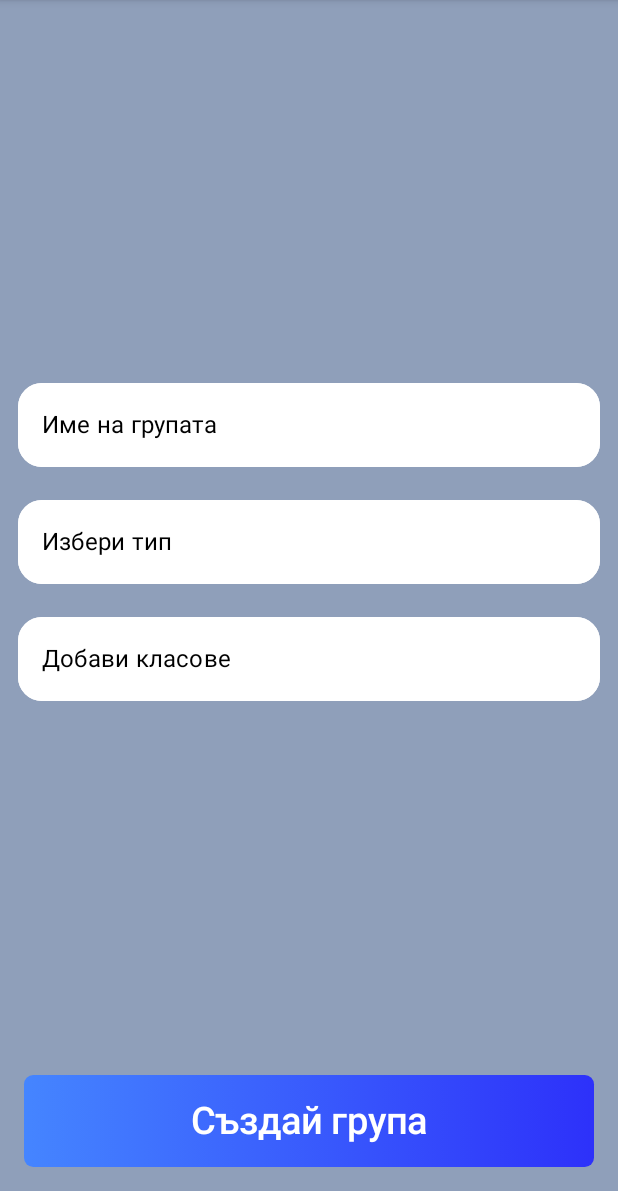
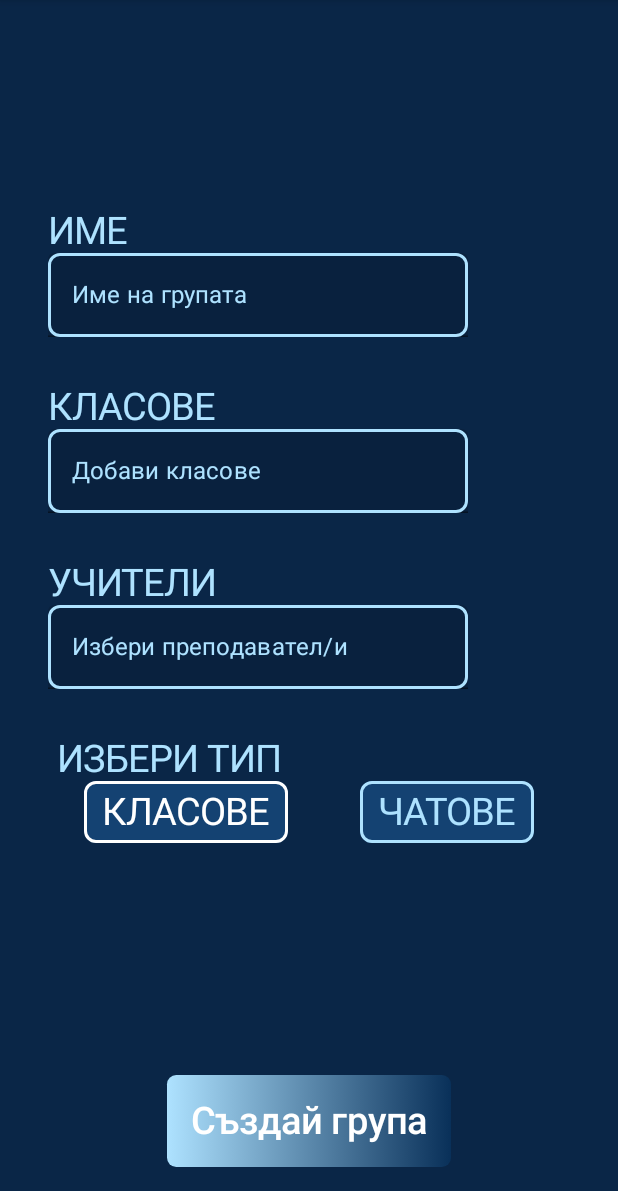
Before and after one commit to tuesplace/android-tuesplace, an Android app built with Jetpack Compose: the CreateGroupScreen screen opened through its navigation route, on a phone screen of 412 x 824 dp, the part 45-1236 px from its top. Run offline under Robolectric (Android 15) with nearby library versions, the phone set to English and light mode, and no system bars; our stand-ins replace constraintlayout-compose; network calls fail; pictures from the network do not load.

Commit message:
add group (admin) ui

```diff
--- a/app/src/main/java/com/mobile/tuesplace/ui/UiFunctions.kt
+++ b/app/src/main/java/com/mobile/tuesplace/ui/UiFunctions.kt
@@ -8,10 +8,12 @@ import androidx.compose.runtime.Composable
 import androidx.compose.ui.Alignment
 import androidx.compose.ui.Alignment.Companion.BottomCenter
 import androidx.compose.ui.Alignment.Companion.Center
+import androidx.compose.ui.Alignment.Companion.Start
 import androidx.compose.ui.Modifier
 import androidx.compose.ui.draw.clip
 import androidx.compose.ui.graphics.Brush
 import androidx.compose.ui.graphics.Color
+import androidx.compose.ui.graphics.Color.Companion.Transparent
 import androidx.compose.ui.graphics.Color.Companion.White
 import androidx.compose.ui.graphics.painter.Painter
 import androidx.compose.ui.layout.ContentScale
@@ -31,7 +33,7 @@ import com.mobile.tuesplace.data.ProfileData
 import com.mobile.tuesplace.ui.theme.BabyBlue
 
 @Composable
-fun TextField(
+fun TextFieldFunction(
     value: String,
     onValueChange: (String) -> Unit,
     placeholder: String,
@@ -53,8 +55,8 @@ fun TextField(
         placeholder = { Text(placeholder) },
         colors = TextFieldDefaults.outlinedTextFieldColors(
             backgroundColor = White,
-            focusedBorderColor = Color.Transparent,
-            unfocusedBorderColor = Color.Transparent,
+            focusedBorderColor = Transparent,
+            unfocusedBorderColor = Transparent,
             textColor = Color.Black,
             placeholderColor = Color.Black,
         )
@@ -70,10 +72,9 @@ fun GradientBorderButtonRound(
     onClick: () -> Unit,
     buttonPadding: PaddingValues?,
 ) {
-    val currentModifier = modifier ?: Modifier
+    val currentModifier = modifier ?: Modifier.fillMaxWidth()
     Box(
         modifier = currentModifier
-            .fillMaxWidth()
             .padding(buttonPadding ?: PaddingValues(start = 12.dp, end = 12.dp))
             .background(
                 brush = Brush.horizontalGradient(colors = colors ?: listOf(
@@ -406,11 +407,11 @@ fun GroupChatItem(groupData: GroupResponseData, onGroupClick: (String) -> Unit)
 fun buttonChangeColorOnClick(
     text: String,
     colorState: Boolean,
-    setColor: (Boolean) -> Unit
-){
-    val color: Color = if (colorState){
+    setColor: (Boolean) -> Unit,
+) {
+    val color: Color = if (colorState) {
         colorResource(id = R.color.baby_blue)
-    }else{
+    } else {
         colorResource(id = R.color.white)
     }
     Box(
@@ -419,9 +420,47 @@ fun buttonChangeColorOnClick(
             .border(2.dp, color, RoundedCornerShape(8.dp))
             .clickable { setColor(colorState) }
             .padding(6.dp)
-            .padding(start=6.dp, end=6.dp)
-    ){
+            .padding(start = 6.dp, end = 6.dp)
+    ) {
         Text(text = text.uppercase(), color = color, fontSize = 25.sp)
+    }
+}
+
+@Composable
+fun TextFieldWithTitle(
+    title: String,
+    placeholder: String,
+    value: String,
+    onValueChange: (String) -> Unit,
+    enabled: Boolean?,
+    isError: Boolean?,
+) {
+    Column(
+        modifier = Modifier
+            .padding(16.dp)
+            .fillMaxWidth()
+            .background(colorResource(id = R.color.dark_blue)),
+        horizontalAlignment = Start
+    ) {
+        Text(
+            text = title.uppercase(),
+            fontSize = 25.sp,
+            color = colorResource(id = R.color.baby_blue)
+        )
+
+        TextField(
+            value = value,
+            onValueChange = { onValueChange(it) },
+            enabled = enabled ?: true,
+            isError = isError ?: false,
+            placeholder = {
+                Text(text = placeholder,
+                    color = colorResource(id = R.color.baby_blue))
+            },
+            modifier = Modifier
+                .background(colorResource(id = R.color.dark_blue))
+                .border(2.dp, colorResource(id = R.color.baby_blue), RoundedCornerShape(8.dp))
+        )
     }
 }
 
--- a/app/src/main/java/com/mobile/tuesplace/ui/groups/AllGroupsScreen.kt
+++ b/app/src/main/java/com/mobile/tuesplace/ui/groups/AllGroupsScreen.kt
@@ -45,7 +45,7 @@ fun AllGroupsScreen(
                 )
             }else{
                 AllGroupsUi(
-                    groups = allGroupsUiState.groups.filter { group ->  group.type == "class" },
+                    groups = allGroupsUiState.groups.filter { group ->  group.type == "subject" },
                     onGroupClick = onGroupClick,
                     onAddClick = onAddClick,
                     groupsType = false,
--- a/app/src/main/java/com/mobile/tuesplace/ui/groups/CreateGroupScreen.kt
+++ b/app/src/main/java/com/mobile/tuesplace/ui/groups/CreateGroupScreen.kt
@@ -2,74 +2,119 @@ package com.mobile.tuesplace.ui.groups
 
 import androidx.compose.foundation.background
 import androidx.compose.foundation.layout.*
+import androidx.compose.material.Text
 import androidx.compose.runtime.Composable
+import androidx.compose.ui.Alignment
 import androidx.compose.ui.Modifier
+import androidx.compose.ui.graphics.Color
 import androidx.compose.ui.res.colorResource
 import androidx.compose.ui.res.stringResource
 import androidx.compose.ui.tooling.preview.Preview
 import androidx.compose.ui.unit.dp
+import androidx.compose.ui.unit.sp
 import androidx.constraintlayout.compose.ConstraintLayout
 import com.mobile.tuesplace.R
 import com.mobile.tuesplace.ui.GradientBorderButtonRound
-import com.mobile.tuesplace.ui.TextField
+import com.mobile.tuesplace.ui.TextFieldWithTitle
+import com.mobile.tuesplace.ui.buttonChangeColorOnClick
 
 @Composable
 fun CreateGroupScreen(
     groupName: String,
     setGroupName: (String) -> Unit,
-    groupType: String,
-    setGroupType: (String) -> Unit,
     classes: String,
     setClasses: (String) -> Unit,
-    onCreateGroupClick: () -> Unit
+    onCreateGroupClick: () -> Unit,
+    teacher: String,
+    setTeacher: (String) -> Unit,
+    groupsType: Boolean,
+    setGroupsType: (Boolean) -> Unit
 ) {
     ConstraintLayout(modifier = Modifier
         .fillMaxSize()
-        .background(colorResource(id = R.color.gray))
+        .background(colorResource(id = R.color.dark_blue))
     ) {
         val (btn, fields) = createRefs()
         Column(modifier = Modifier
+            .padding(16.dp)
             .fillMaxWidth()
             .constrainAs(fields) {
                 top.linkTo(parent.top)
                 bottom.linkTo(btn.top)
-            }) {
-            TextField(
+            },
+            verticalArrangement = Arrangement.Center) {
+
+            TextFieldWithTitle(
+                title = stringResource(id = R.string.name),
                 value = groupName,
                 onValueChange = setGroupName,
                 placeholder = stringResource(id = R.string.group_name),
-                modifier = null,
                 enabled = true,
                 isError = null
             )
-            TextField(
-                value = groupType,
-                onValueChange = setGroupType,
-                placeholder = stringResource(id =R.string.group_type),
-                modifier = null,
+
+            TextFieldWithTitle(
+                title = stringResource(id = R.string.classes),
+                value = classes,
+                onValueChange = setClasses,
+                placeholder = stringResource(id = R.string.choose_classes),
                 enabled = true,
                 isError = null
             )
-            TextField(
-                value = classes,
-                onValueChange = setClasses,
-                placeholder = stringResource(id = R.string.choose_classes),
-                modifier = null,
+
+            TextFieldWithTitle(
+                title = stringResource(id = R.string.teachers),
+                value = teacher,
+                onValueChange = setTeacher,
+                placeholder = stringResource(id = R.string.choose_teacher),
                 enabled = true,
                 isError = null
             )
+
+            Column(
+                modifier = Modifier
+                    .padding(16.dp)
+                    .fillMaxWidth()
+                    .background(Color.Transparent),
+                horizontalAlignment = Alignment.Start
+            ) {
+                Text(
+                    text = stringResource(id = R.string.group_type).uppercase(),
+                    fontSize = 25.sp,
+                    color = colorResource(id = R.color.baby_blue),
+                    modifier = Modifier.padding(start = 6.dp)
+                )
+                Row(
+                    modifier = Modifier
+                        .fillMaxWidth(),
+                    horizontalArrangement = Arrangement.SpaceAround
+                ) {
+                    buttonChangeColorOnClick(
+                        text = stringResource(id = R.string.classes),
+                        colorState = groupsType,
+                        setColor = setGroupsType
+                    )
+
+                    buttonChangeColorOnClick(
+                        text = stringResource(id = R.string.chats),
+                        colorState = !groupsType,
+                        setColor = { setGroupsType(groupsType) }
+                    )
+                }
+            }
         }
 
         GradientBorderButtonRound(
-            colors = null,
+            colors = listOf(colorResource(id = R.color.baby_blue), colorResource(id = R.color.lighter_dark_blue)),
             paddingValues = PaddingValues(16.dp),
             buttonText = stringResource(id = R.string.create_group),
             onClick = { onCreateGroupClick() },
             buttonPadding = PaddingValues(16.dp),
-            modifier = Modifier.constrainAs(btn){
-                bottom.linkTo(parent.bottom)
-                start.linkTo(parent.start)
-                end.linkTo(parent.end)
+            modifier = Modifier
+                .constrainAs(btn) {
+                    bottom.linkTo(parent.bottom)
+                    start.linkTo(parent.start)
+                    end.linkTo(parent.end)
             }
         )
     }
@@ -81,9 +126,7 @@ fun Preview() {
     CreateGroupScreen(
         groupName = "Ime",
         setGroupName = {},
-        groupType = "Messages",
-        setGroupType = {},
         classes = "12b",
         setClasses = {},
-        onCreateGroupClick = {})
+        onCreateGroupClick = {}, "", {}, false, {})
 }
--- a/app/src/main/java/com/mobile/tuesplace/ui/groups/CreateGroupViewModel.kt
+++ b/app/src/main/java/com/mobile/tuesplace/ui/groups/CreateGroupViewModel.kt
@@ -20,12 +20,12 @@ class CreateGroupViewModel(private val createGroupUseCase: CreateGroupUseCase):
         _groupName.value = nameInput
     }
 
-    private val _groupType =
+    private val _teachers =
         MutableStateFlow("")
-    val groupType: StateFlow<String> = _groupType
+    val teachers: StateFlow<String> = _teachers
 
-    fun groupType(typeInput: String) {
-        _groupType.value = typeInput
+    fun teachers(teacher: String) {
+        _teachers.value = teacher
     }
 
     private val _classes =
@@ -34,6 +34,13 @@ class CreateGroupViewModel(private val createGroupUseCase: CreateGroupUseCase):
 
     fun classes(classesInput: String) {
         _classes.value = classesInput
+    }
+
+    private val _groupsTypeStateFlow = MutableStateFlow(false)
+    val groupsTypeStateFlow: StateFlow<Boolean> = _groupsTypeStateFlow
+
+    fun groupsType(groupsType: Boolean) {
+        _groupsTypeStateFlow.value = !groupsType
     }
 
     private val _uiStateFlow = MutableStateFlow<CreateGroupUiState>(CreateGroupUiState.Empty)
--- a/app/src/main/java/com/mobile/tuesplace/ui/groups/EditGroupScreen.kt
+++ b/app/src/main/java/com/mobile/tuesplace/ui/groups/EditGroupScreen.kt
@@ -15,7 +15,7 @@ import androidx.constraintlayout.compose.ConstraintLayout
 import com.mobile.tuesplace.R
 import com.mobile.tuesplace.data.GroupData
 import com.mobile.tuesplace.ui.GradientBorderButtonRound
-import com.mobile.tuesplace.ui.TextField
+import com.mobile.tuesplace.ui.TextFieldFunction
 import com.mobile.tuesplace.ui.states.DeleteGroupUiState
 import com.mobile.tuesplace.ui.states.GetGroupUiState
 
@@ -88,7 +88,7 @@ fun EditGroupUi(
                 top.linkTo(parent.top)
                 bottom.linkTo(saveBtn.top)
             }) {
-            TextField(
+            TextFieldFunction(
                 value = groupName,
                 onValueChange = setGroupName,
                 placeholder = group.name,
@@ -96,7 +96,7 @@ fun EditGroupUi(
                 enabled = true,
                 isError = null
             )
-            TextField(
+            TextFieldFunction(
                 value = groupType,
                 onValueChange = setGroupType,
                 placeholder = group.type,
@@ -104,7 +104,7 @@ fun EditGroupUi(
                 enabled = true,
                 isError = null
             )
-            TextField(
+            TextFieldFunction(
                 value = classes,
                 onValueChange = setClasses,
                 placeholder = group.classes?.get(0)?: "",
--- a/app/src/main/java/com/mobile/tuesplace/ui/login/LoginScreen.kt
+++ b/app/src/main/java/com/mobile/tuesplace/ui/login/LoginScreen.kt
@@ -21,7 +21,7 @@ import androidx.compose.ui.tooling.preview.Preview
 import androidx.compose.ui.unit.dp
 import com.mobile.tuesplace.R
 import com.mobile.tuesplace.ui.GradientBorderButtonRound
-import com.mobile.tuesplace.ui.TextField
+import com.mobile.tuesplace.ui.TextFieldFunction
 import com.mobile.tuesplace.ui.states.SignInUiState
 
 @Composable
@@ -78,7 +78,7 @@ fun LoginScreen(
                     horizontalAlignment = Alignment.CenterHorizontally
                 ) {
                     Spacer(modifier = Modifier.height(16.dp))
-                    TextField(email, setEmail, stringResource(id = R.string.email), null, true, isError = isCorrectEmail)
+                    TextFieldFunction(email, setEmail, stringResource(id = R.string.email), null, true, isError = isCorrectEmail)
                     TextField(
                         value = password,
                         isError = isCorrectPassword,
--- a/app/src/main/java/com/mobile/tuesplace/ui/navigation/NavHost.kt
+++ b/app/src/main/java/com/mobile/tuesplace/ui/navigation/NavHost.kt
@@ -161,22 +161,25 @@ fun NavHost(navController: NavHostController) {
         composable(CREATE_GROUP_SCREEN) {
             val viewModel = getViewModel<CreateGroupViewModel>()
             val groupName by viewModel.groupName.collectAsState()
-            val groupType by viewModel.groupType.collectAsState()
+            val teachers by viewModel.teachers.collectAsState()
             val classes by viewModel.classes.collectAsState()
+            val groupType by viewModel.groupsTypeStateFlow.collectAsState()
             CreateGroupScreen(
                 groupName = groupName,
                 setGroupName = { viewModel.groupName(it) },
-                groupType = groupType,
-                setGroupType = { viewModel.groupType(it) },
                 classes = classes,
                 setClasses = { viewModel.classes(it) },
                 onCreateGroupClick = {
                     viewModel.createGroup(GroupData(
                         name = groupName,
-                        type = groupType,
+                        type = if (groupType) "chat" else "subject",
                         classes = arrayListOf(classes)
                     ))
-                }
+                },
+                teacher = teachers,
+                setTeacher = { viewModel.teachers(it) },
+                groupsType = groupType,
+                setGroupsType = { viewModel.groupsType(it) }
             )
         }
         composable(ALL_GROUPS_SCREEN) {
--- a/app/src/main/java/com/mobile/tuesplace/ui/profile/EditProfileScreen.kt
+++ b/app/src/main/java/com/mobile/tuesplace/ui/profile/EditProfileScreen.kt
@@ -17,7 +17,7 @@ import androidx.constraintlayout.compose.ConstraintLayout
 import com.mobile.tuesplace.R
 import com.mobile.tuesplace.data.ProfileData
 import com.mobile.tuesplace.ui.GradientBorderButtonRound
-import com.mobile.tuesplace.ui.TextField
+import com.mobile.tuesplace.ui.TextFieldFunction
 import com.mobile.tuesplace.ui.states.GetProfileUiState
 
 @Composable
@@ -62,7 +62,7 @@ fun EditProfileUi(profileData: ProfileData, enabled: Boolean, onSaveChanges: ()
                 top.linkTo(photo.top)
                 bottom.linkTo(editBtn.top)
             }) {
-            TextField(
+            TextFieldFunction(
                 value = "",
                 onValueChange = {},
                 placeholder = profileData.role,
@@ -71,7 +71,7 @@ fun EditProfileUi(profileData: ProfileData, enabled: Boolean, onSaveChanges: ()
                 isError = null
             )
 
-            TextField(
+            TextFieldFunction(
                 value = "",
                 onValueChange = {},
                 placeholder = profileData.fullName,
@@ -80,7 +80,7 @@ fun EditProfileUi(profileData: ProfileData, enabled: Boolean, onSaveChanges: ()
                 isError = null
             )
 
-            TextField(
+            TextFieldFunction(
                 value = "",
                 onValueChange = {},
                 placeholder = profileData.email,
--- a/app/src/main/java/com/mobile/tuesplace/ui/students/StudentScreen.kt
+++ b/app/src/main/java/com/mobile/tuesplace/ui/students/StudentScreen.kt
@@ -6,7 +6,7 @@ import androidx.compose.runtime.Composable
 import androidx.compose.ui.Modifier
 import androidx.constraintlayout.compose.ConstraintLayout
 import com.mobile.tuesplace.data.ProfileResponseData
-import com.mobile.tuesplace.ui.TextField
+import com.mobile.tuesplace.ui.TextFieldFunction
 import com.mobile.tuesplace.ui.theme.BabyBlue
 
 @Composable
@@ -25,7 +25,7 @@ fun StudentUi(
         .fillMaxSize()
         .background(BabyBlue)
     ) {
-        TextField(
+        TextFieldFunction(
             value = nameChange,
             onValueChange = { setNameChange(nameChange) },
             placeholder = profile.fullName,
--- a/app/src/main/res/values/colors.xml
+++ b/app/src/main/res/values/colors.xml
@@ -10,6 +10,7 @@
     <color name="dark_blue">#0A2647</color>
     <color name="sea_blue">#205295</color>
     <color name="darker_sea_blue">#144272</color>
+    <color name="lighter_dark_blue">#093059</color>
     <color name="blue">#2D31FA</color>
     <color name="light_blue">#5D8BF4</color>
     <color name="baby_blue">#AEE2FF</color>
--- a/app/src/main/res/values/strings.xml
+++ b/app/src/main/res/values/strings.xml
@@ -33,4 +33,5 @@
     <string name="create_new">Създай нова</string>
     <string name="classes">Класове</string>
     <string name="chats">Чатове</string>
+    <string name="choose_teacher">Избери преподавател/и</string>
 </resources>
```
